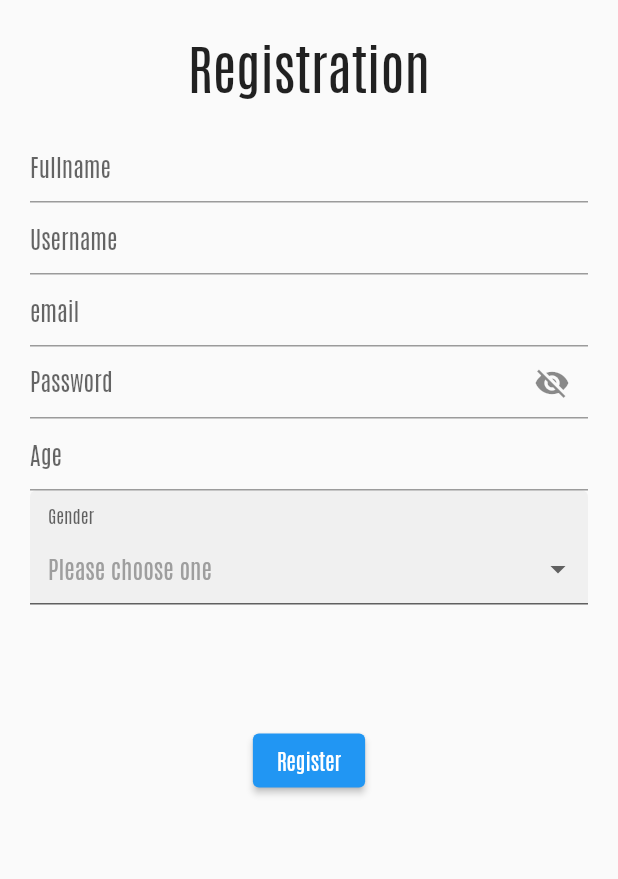
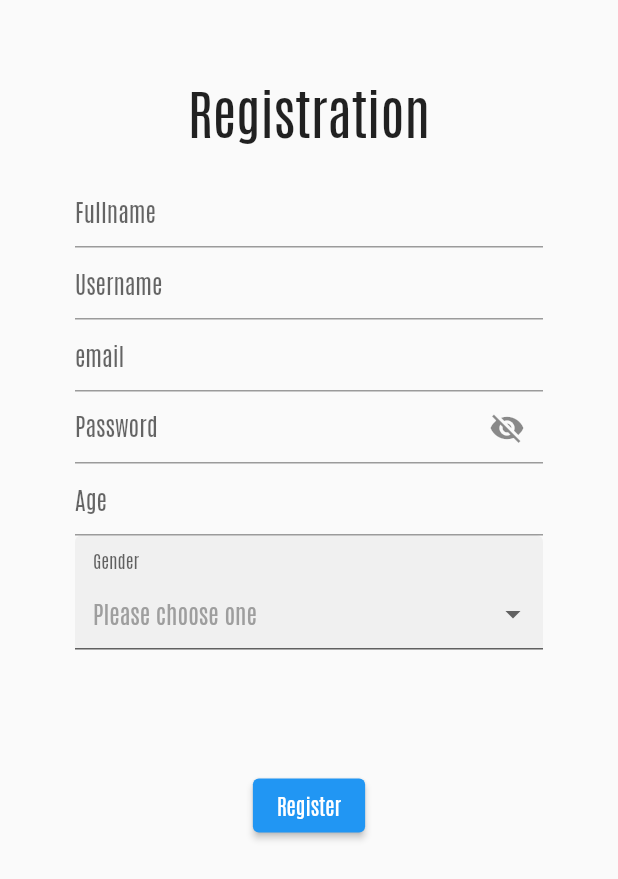
Before and after one commit to yuvraajnarula/socialApp, a Flutter app: the screen it shows after launch, after a tap on "Register", on a phone screen of 412 x 824 dp. Shown: the top 879 px of the screen. Run offline on Flutter 3.47's test engine with Material 2 defaults, Android fonts, the phone set to English and light mode, and no system bars; drawn by our look-alikes of dropdown_formfield; our stand-ins replace email_validator, firebase_auth, firebase_core, flutter_spinkit; missing offline and left inert: sign_button; accounts and stored records are empty.

Commit message:
padding form and btn rearrangement

```diff
--- a/lib/main.dart
+++ b/lib/main.dart
@@ -5,7 +5,6 @@ import 'package:social_app/screens/feed.dart';
 import 'package:social_app/screens/login.dart';
 import 'package:social_app/wrapper.dart';
 import 'package:social_app/screens/registration.dart';
-import 'package:social_app/screens/login.dart';
 
 void main() {
   WidgetsFlutterBinding.ensureInitialized();
@@ -26,6 +25,7 @@ class MyApp extends StatelessWidget {
             return MaterialApp(
               title: 'Social App',
               theme: ThemeData(fontFamily: 'Antonio'),
+
               routes: {
                 '/login': (context) => LoginPage(),
                 '/feed': (context) => FeedPage(),
--- a/lib/screens/login.dart
+++ b/lib/screens/login.dart
@@ -26,6 +26,7 @@ class _LoginPageState extends State<LoginPage> {
           child: Form(
             key: _key,
             child: SingleChildScrollView(
+              padding: EdgeInsets.all(30.0),
               child: Column(
                 mainAxisAlignment: MainAxisAlignment.center,
                 children: [
@@ -41,6 +42,7 @@ class _LoginPageState extends State<LoginPage> {
                   TextFormField(
                     decoration: InputDecoration(
                       hintText: 'Email',
+
                     ),
                     onSaved: (val) {
                       email = val;
@@ -89,19 +91,31 @@ class _LoginPageState extends State<LoginPage> {
                     height: 20.0,
                   ),
                   // TODO: Change this to button
-                  TextButton(
+                  Row(
+                    children: [
+                      SizedBox(
+                        width: 30.0
+                      ),
+                      ElevatedButton(
                         onPressed: () {
                           Navigator.pushReplacementNamed(context, '/register');
                         },
-                      child: Text('Register')),
+                        child:
+                        Text('Register')
+                      ),
                       SizedBox(
-                    height: 40.0,
+                        width: 60.0,
                       ),
-                  Column(
-                    children: [
-                      ElevatedButton(onPressed: () {}, child: Text('Login')),
+                  ElevatedButton(
+                      onPressed: () {
+
+                      },
+                      child: Text('Login'),
+                  ),
+                    ],
+                  ),
                   SizedBox(
-                        height: 20.0,
+                    height: 30.0,
                   ),
                   SignInButton(
                       buttonType: ButtonType.google,
@@ -116,8 +130,7 @@ class _LoginPageState extends State<LoginPage> {
                       onPressed: () {
                         print('click');
                       })
-                    ],
-                  )
+
                 ],
               ),
             ),
--- a/lib/screens/registration.dart
+++ b/lib/screens/registration.dart
@@ -27,6 +27,7 @@ class _RegistrationState extends State<Registration> {
               child: Form(
                 key: _key,
                 child: SingleChildScrollView(
+                  padding: EdgeInsets.all(30.0),
                   child: Column(
                     mainAxisAlignment: MainAxisAlignment.center,
                     children: [
```
Lines whose indentation alone changed are shown as unchanged.
